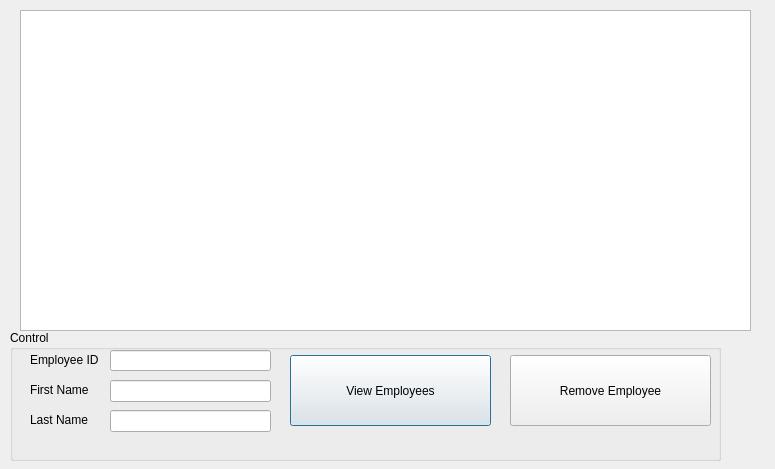
ButterSydUp/Blockbusted, file remove_employee.ui: the form before one commit.
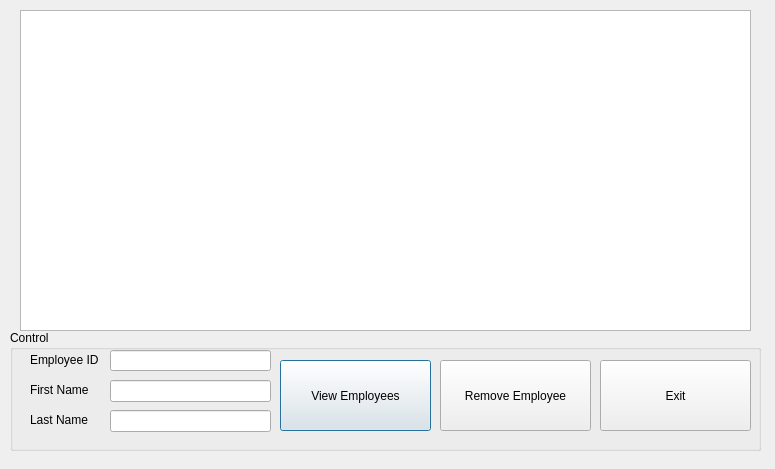
The form after the commit.

The edit to the form file:
```diff
--- a/remove_employee.ui
+++ b/remove_employee.ui
@@ -28,8 +28,8 @@
     <rect>
      <x>10</x>
      <y>330</y>
-     <width>711</width>
-     <height>131</height>
+     <width>751</width>
+     <height>121</height>
     </rect>
    </property>
    <property name="title">
@@ -48,9 +48,9 @@
    <widget class="QPushButton" name="view_emp">
     <property name="geometry">
      <rect>
-      <x>280</x>
-      <y>25</y>
-      <width>201</width>
+      <x>270</x>
+      <y>30</y>
+      <width>151</width>
       <height>71</height>
      </rect>
     </property>
@@ -61,9 +61,9 @@
    <widget class="QPushButton" name="rem_emp">
     <property name="geometry">
      <rect>
-      <x>500</x>
-      <y>25</y>
-      <width>201</width>
+      <x>430</x>
+      <y>30</y>
+      <width>151</width>
       <height>71</height>
      </rect>
     </property>
@@ -130,6 +130,19 @@
      <string>Last Name</string>
     </property>
    </widget>
+   <widget class="QPushButton" name="Exit">
+    <property name="geometry">
+     <rect>
+      <x>590</x>
+      <y>30</y>
+      <width>151</width>
+      <height>71</height>
+     </rect>
+    </property>
+    <property name="text">
+     <string>Exit</string>
+    </property>
+   </widget>
   </widget>
  </widget>
  <resources/>
```
Left out of the diff: 21 changed lines with no effect on the pictures.
